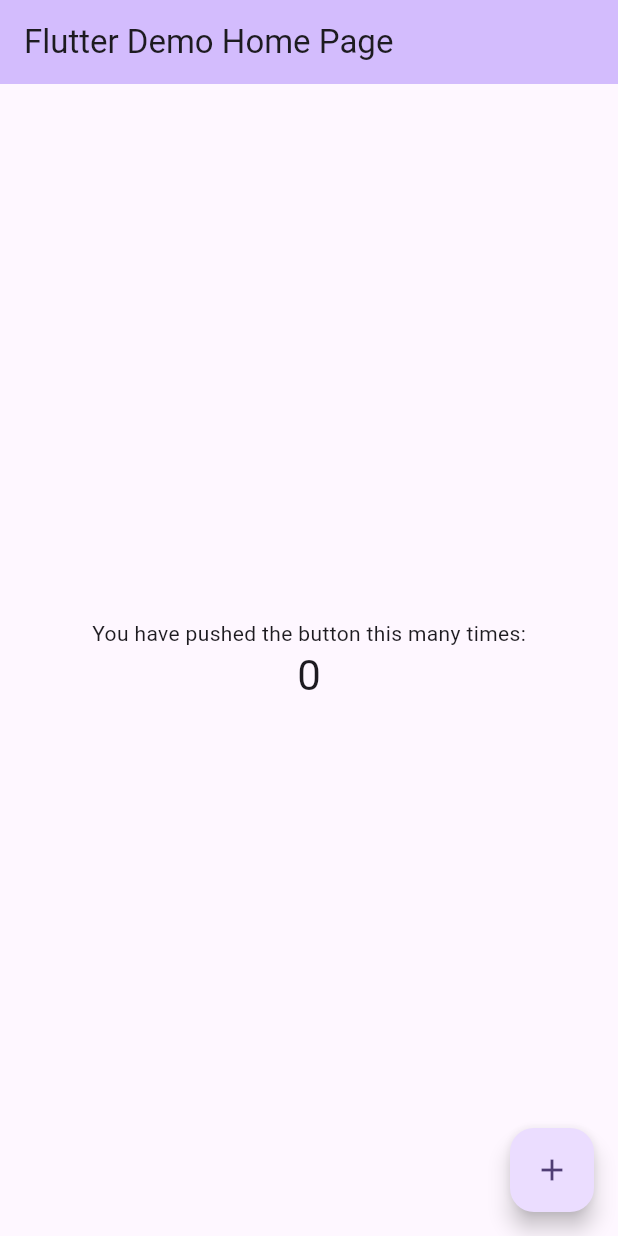
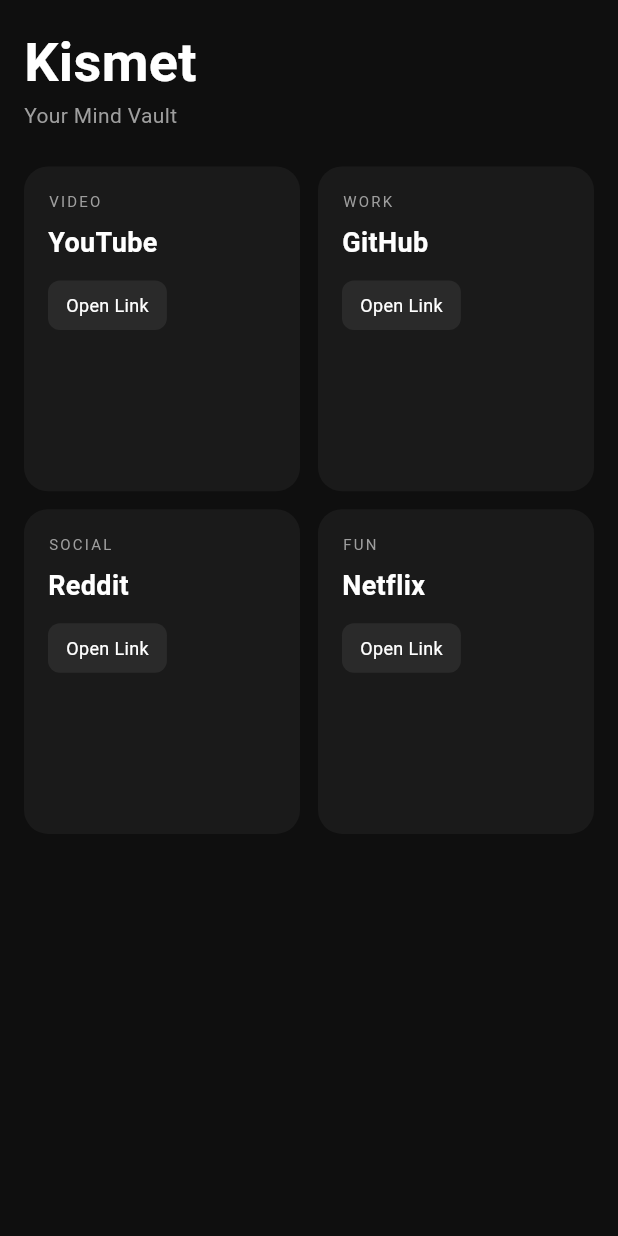
Before and after one commit to kozenkarisho/Kismet, a Flutter app: the screen it shows after launch, on a phone screen of 412 x 824 dp. Run offline on Flutter 3.47's test engine with Material 3 defaults, Android fonts, the phone set to English and light mode, and no system bars.

Commit message:
rebuild home screen layout to match original Kismet sketch

```diff
--- /dev/null
+++ b/lib/link_card.dart
@@ -0,0 +1,72 @@
+import 'package:flutter/material.dart';
+
+// A single card widget that displays one saved link
+class LinkCard extends StatelessWidget {
+  // These are the props, like React props or Java fields
+  final String title;
+  final String url;
+  final String category;
+
+  // Constructor, receives the props when the widget is created
+  const LinkCard({
+    super.key,
+    required this.title,
+    required this.url,
+    required this.category,
+  });
+
+  @override
+  Widget build(BuildContext context) {
+    return Container(
+      // Card background color
+      decoration: BoxDecoration(
+        color: const Color(0xFF1A1A1A),
+        // Rounded corners like border-radius in CSS
+        borderRadius: BorderRadius.circular(16),
+      ),
+      padding: const EdgeInsets.all(16),
+      // Column stacks the category, title, and button vertically
+      child: Column(
+        crossAxisAlignment: CrossAxisAlignment.start,
+        children: [
+          // Category label at the top
+          Text(
+            category.toUpperCase(),
+            style: const TextStyle(
+              fontSize: 10,
+              color: Colors.grey,
+              letterSpacing: 1.5,
+            ),
+          ),
+
+          const SizedBox(height: 8),
+          // Link title
+          Text(
+            title,
+            style: const TextStyle(
+              fontSize: 18,
+              fontWeight: FontWeight.bold,
+              color: Colors.white,
+            ),
+          ),
+
+          const SizedBox(height: 12),
+
+          //open link button
+          Container(
+            padding: const EdgeInsets.symmetric(vertical: 8, horizontal: 12),
+            decoration: BoxDecoration(
+              color: const Color(0xFF2A2A2A),
+              borderRadius: BorderRadius.circular(8),
+            ),
+
+            child: const Text(
+              'Open Link',
+              style: TextStyle(fontSize: 12, color: Colors.white),
+            ),
+          ),
+        ],
+      ),
+    );
+  }
+}
--- a/lib/main.dart
+++ b/lib/main.dart
@@ -1,121 +1,99 @@
 import 'package:flutter/material.dart';
+import 'link_card.dart'; // Import our LinkCard widget from the other file
+// Entry point of the app. Flutter starts here, just like main() in Java.
 
 void main() {
-  runApp(const MyApp());
+  runApp(const KismetApp());
 }
 
-class MyApp extends StatelessWidget {
-  const MyApp({super.key});
+// Root widget. Sets up the overall app configuration.
+class KismetApp extends StatelessWidget {
+  const KismetApp({super.key});
 
-  // This widget is the root of your application.
   @override
   Widget build(BuildContext context) {
     return MaterialApp(
-      title: 'Flutter Demo',
-      theme: ThemeData(
-        // This is the theme of your application.
-        //
-        // TRY THIS: Try running your application with "flutter run". You'll see
-        // the application has a purple toolbar. Then, without quitting the app,
-        // try changing the seedColor in the colorScheme below to Colors.green
-        // and then invoke "hot reload" (save your changes or press the "hot
-        // reload" button in a Flutter-supported IDE, or press "r" if you used
-        // the command line to start the app).
-        //
-        // Notice that the counter didn't reset back to zero; the application
-        // state is not lost during the reload. To reset the state, use hot
-        // restart instead.
-        //
-        // This works for code too, not just values: Most code changes can be
-        // tested with just a hot reload.
-        colorScheme: .fromSeed(seedColor: Colors.deepPurple),
-      ),
-      home: const MyHomePage(title: 'Flutter Demo Home Page'),
+      title: 'Kismet',
+      debugShowCheckedModeBanner:
+          false, // Removes the red debug banner from the top right corner
+      theme: ThemeData.dark(),
+      home:
+          const HomeScreen(), // The first screen the user sees when they open the app
     );
   }
 }
 
-class MyHomePage extends StatefulWidget {
-  const MyHomePage({super.key, required this.title});
-
-  // This widget is the home page of your application. It is stateful, meaning
-  // that it has a State object (defined below) that contains fields that affect
-  // how it looks.
-
-  // This class is the configuration for the state. It holds the values (in this
-  // case the title) provided by the parent (in this case the App widget) and
-  // used by the build method of the State. Fields in a Widget subclass are
-  // always marked "final".
-
-  final String title;
-
-  @override
-  State<MyHomePage> createState() => _MyHomePageState();
-}
-
-class _MyHomePageState extends State<MyHomePage> {
-  int _counter = 0;
-
-  void _incrementCounter() {
-    setState(() {
-      // This call to setState tells the Flutter framework that something has
-      // changed in this State, which causes it to rerun the build method below
-      // so that the display can reflect the updated values. If we changed
-      // _counter without calling setState(), then the build method would not be
-      // called again, and so nothing would appear to happen.
-      _counter++;
-    });
-  }
+// The main screen of the app
+class HomeScreen extends StatelessWidget {
+  const HomeScreen({super.key});
 
   @override
   Widget build(BuildContext context) {
-    // This method is rerun every time setState is called, for instance as done
-    // by the _incrementCounter method above.
-    //
-    // The Flutter framework has been optimized to make rerunning build methods
-    // fast, so that you can just rebuild anything that needs updating rather
-    // than having to individually change instances of widgets.
     return Scaffold(
-      appBar: AppBar(
-        // TRY THIS: Try changing the color here to a specific color (to
-        // Colors.amber, perhaps?) and trigger a hot reload to see the AppBar
-        // change color while the other colors stay the same.
-        backgroundColor: Theme.of(context).colorScheme.inversePrimary,
-        // Here we take the value from the MyHomePage object that was created by
-        // the App.build method, and use it to set our appbar title.
-        title: Text(widget.title),
-      ),
-      body: Center(
-        // Center is a layout widget. It takes a single child and positions it
-        // in the middle of the parent.
-        child: Column(
-          // Column is also a layout widget. It takes a list of children and
-          // arranges them vertically. By default, it sizes itself to fit its
-          // children horizontally, and tries to be as tall as its parent.
-          //
-          // Column has various properties to control how it sizes itself and
-          // how it positions its children. Here we use mainAxisAlignment to
-          // center the children vertically; the main axis here is the vertical
-          // axis because Columns are vertical (the cross axis would be
-          // horizontal).
-          //
-          // TRY THIS: Invoke "debug painting" (choose the "Toggle Debug Paint"
-          // action in the IDE, or press "p" in the console), to see the
-          // wireframe for each widget.
-          mainAxisAlignment: .center,
-          children: [
-            const Text('You have pushed the button this many times:'),
-            Text(
-              '$_counter',
-              style: Theme.of(context).textTheme.headlineMedium,
-            ),
-          ],
+      // Near black background
+      backgroundColor: const Color(0xFF0F0F0F),
+      body: SafeArea(
+        child: Padding(
+          // 16 pixels of space on all sides
+          padding: const EdgeInsets.all(16.0),
+          child: Column(
+            // Align everything to the left
+            crossAxisAlignment: CrossAxisAlignment.start,
+            children: [
+              // App title
+              const Text(
+                'Kismet',
+                style: TextStyle(
+                  fontSize: 36,
+                  fontWeight: FontWeight.bold,
+                  color: Colors.white,
+                ),
+              ),
+              // App subtitle
+              const Text(
+                'Your Mind Vault',
+                style: TextStyle(fontSize: 14, color: Colors.grey),
+              ),
+              // Space between header and grid
+              const SizedBox(height: 24),
+              // Expanded makes the grid take up all remaining screen space
+              Expanded(
+                child: GridView.count(
+                  // 2 cards per row
+                  crossAxisCount: 2,
+                  // Space between cards horizontally
+                  crossAxisSpacing: 12,
+                  // Space between cards vertically
+                  mainAxisSpacing: 12,
+                  // Height to width ratio of each card
+                  childAspectRatio: 0.85,
+                  children: const [
+                    LinkCard(
+                      title: 'YouTube',
+                      url: 'https://youtube.com',
+                      category: 'Video',
+                    ),
+                    LinkCard(
+                      title: 'GitHub',
+                      url: 'https://github.com',
+                      category: 'Work',
+                    ),
+                    LinkCard(
+                      title: 'Reddit',
+                      url: 'https://reddit.com',
+                      category: 'Social',
+                    ),
+                    LinkCard(
+                      title: 'Netflix',
+                      url: 'https://netflix.com',
+                      category: 'Fun',
+                    ),
+                  ],
+                ),
+              ),
+            ],
+          ),
         ),
-      ),
-      floatingActionButton: FloatingActionButton(
-        onPressed: _incrementCounter,
-        tooltip: 'Increment',
-        child: const Icon(Icons.add),
       ),
     );
   }
```
Also changed, not shown: lib/screens/home_screen.dart (added, +202 -0 lines).
